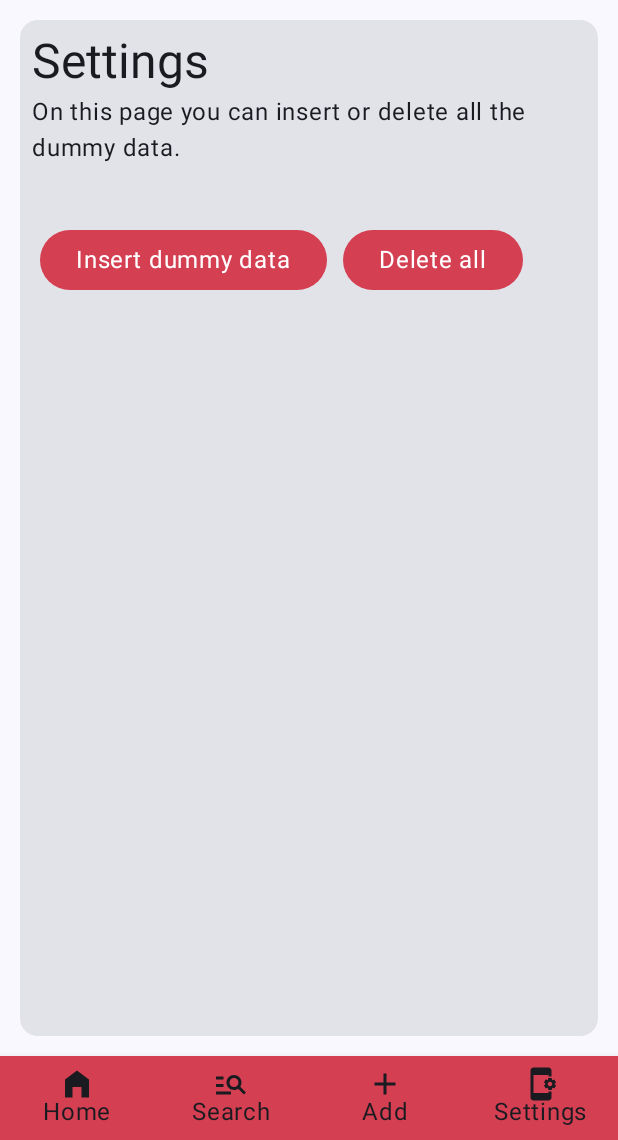
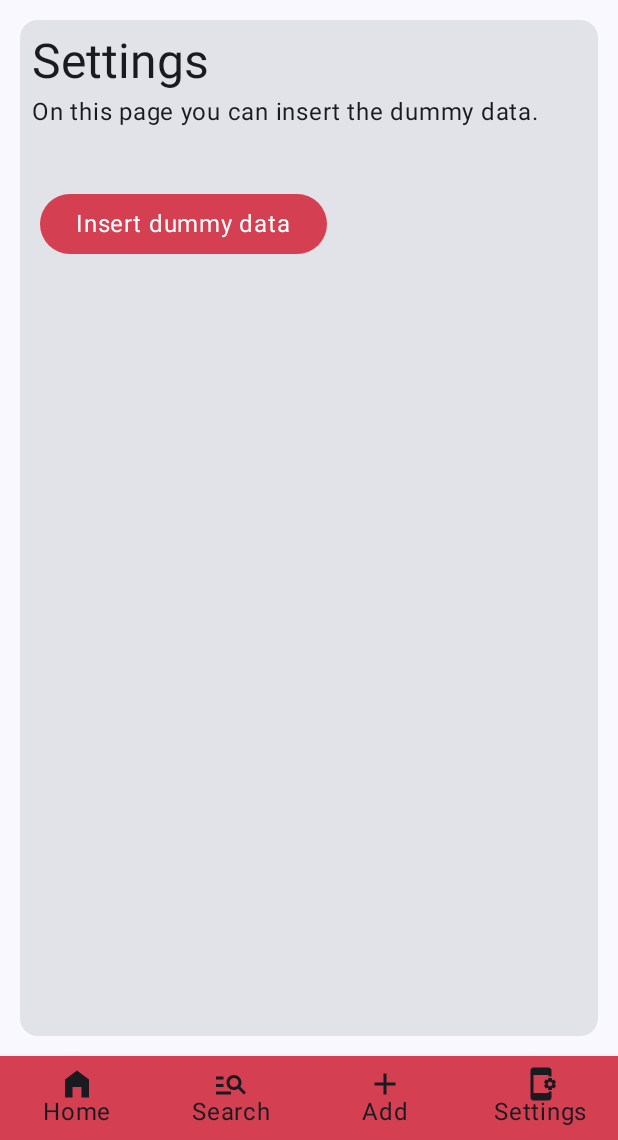
Before and after one commit to mgyanku/emergency-exit-app, an Android app built with Jetpack Compose: the SettingsScreen screen opened through its navigation route, on a phone screen of 412 x 824 dp, the part 96-1236 px from its top. Run offline under Robolectric (Android 15) with nearby library versions, the phone set to English and light mode, and no system bars; our stand-ins replace Room's generated code.

Commit message:
changed strings.xml

```diff
--- a/app/src/main/java/nl/hva/emergencyexitapp/ui/theme/screens/InstructionScreen.kt
+++ b/app/src/main/java/nl/hva/emergencyexitapp/ui/theme/screens/InstructionScreen.kt
@@ -14,9 +14,6 @@ import androidx.compose.runtime.Composable
 import androidx.compose.ui.Modifier
 import androidx.compose.ui.unit.dp
 import androidx.navigation.NavHostController
-import nl.hva.emergencyexitapp.R
-import nl.hva.emergencyexitapp.data.model.Situation
-import nl.hva.emergencyexitapp.ui.theme.black
 import nl.hva.emergencyexitapp.ui.theme.coralPink
 import nl.hva.emergencyexitapp.viewmodel.SituationViewModel
 
@@ -61,7 +58,7 @@ fun InstructionScreen(
             ) {
                 Button(
                     onClick = {
-                        navHostController.popBackStack()
+                        navHostController.navigate(AppScreens.HomeScreen.route)
                     },
                     colors = ButtonDefaults.buttonColors(
                         containerColor = coralPink
--- a/app/src/main/java/nl/hva/emergencyexitapp/ui/theme/screens/SettingsScreen.kt
+++ b/app/src/main/java/nl/hva/emergencyexitapp/ui/theme/screens/SettingsScreen.kt
@@ -62,21 +62,6 @@ fun SettingsScreen(
                         style = MaterialTheme.typography.bodyLarge
                     )
                 }
-                Button(
-                    onClick = {
-                    viewModel.deleteAll()
-                        navHostController.popBackStack()
-                    },
-                    colors = ButtonDefaults.buttonColors(
-                        containerColor = coralPink
-                    ),
-                    modifier = Modifier.padding(5.dp)
-                ) {
-                    Text(
-                        text = "Delete all",
-                        style = MaterialTheme.typography.bodyLarge
-                    )
-                }
             }
         }
     }
--- a/app/src/main/res/values/strings.xml
+++ b/app/src/main/res/values/strings.xml
@@ -22,5 +22,5 @@
     <string name="empty_title">You must fill in a situation title in.</string>
     <string name="empty_instruction">Fill in a situation instruction.</string>
 
-    <string name="settings_summary">On this page you can insert or delete all the dummy data.</string>
+    <string name="settings_summary">On this page you can insert the dummy data.</string>
 </resources>
```
